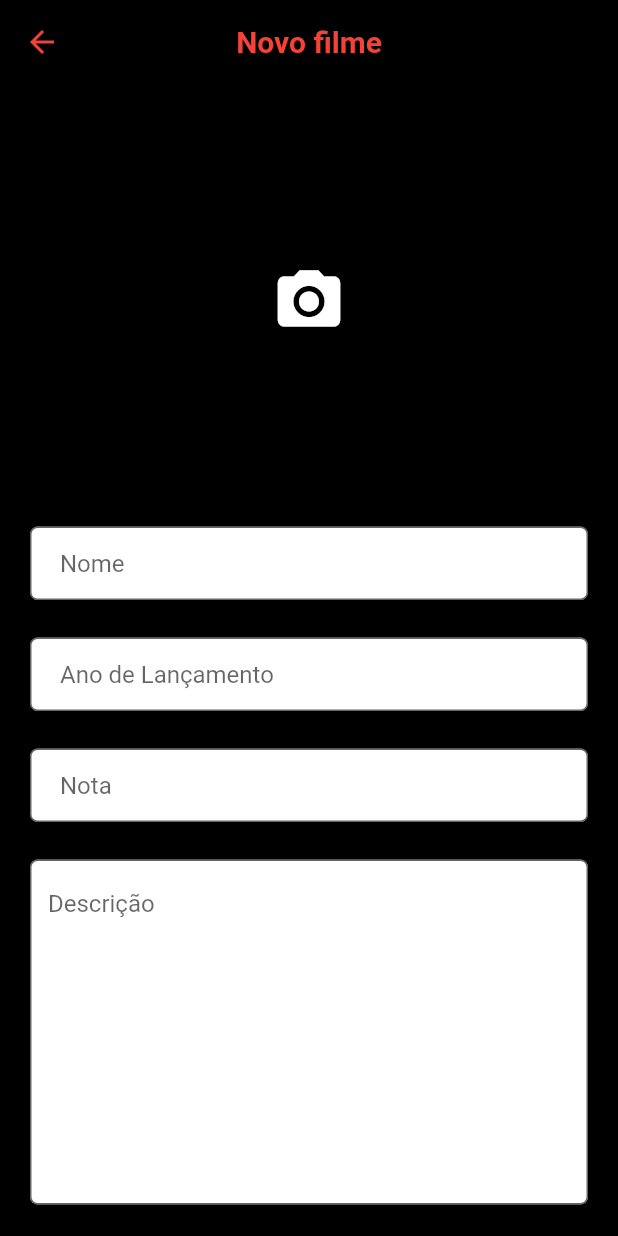
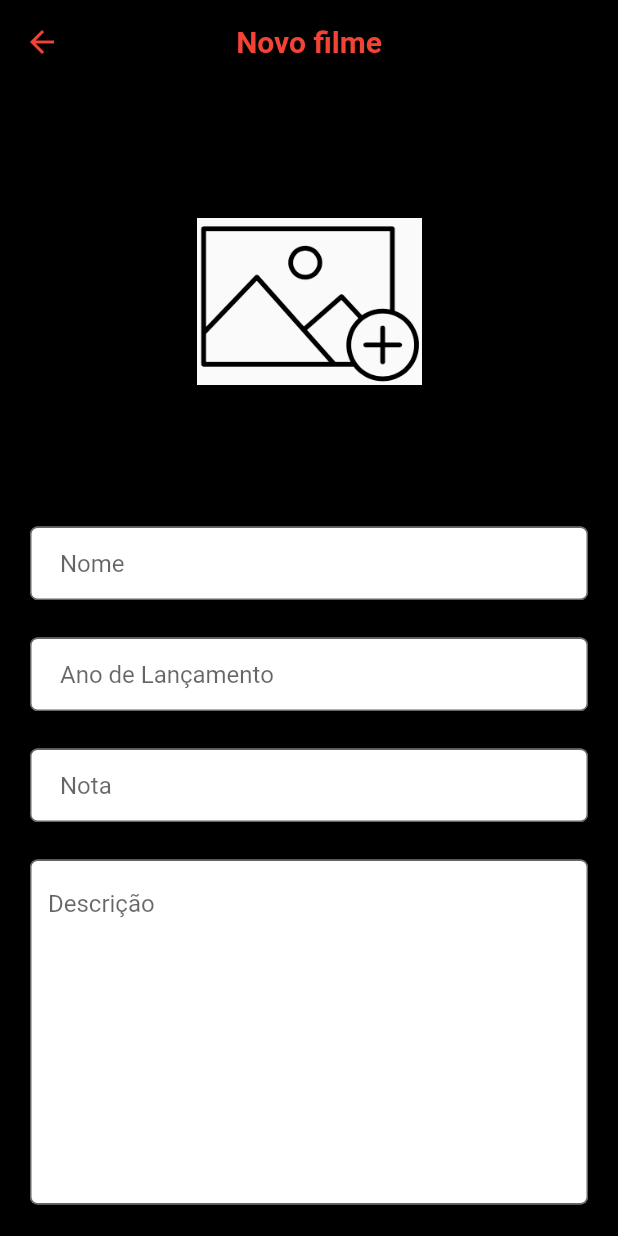
Before and after one commit to LucasFerreira159/MovieDb---Flutter, a Flutter app: the NewMovie screen opened directly, on a phone screen of 412 x 824 dp. Run offline on Flutter 3.47's test engine with Material 2 defaults, Android fonts, the phone set to English and light mode, and no system bars; our stand-ins replace image_picker; Roboto replaces fonts that are missing (Arvo).

Commit message:
Add icon to image button on new movie screen

```diff
--- a/lib/new_movie.dart
+++ b/lib/new_movie.dart
@@ -41,10 +41,12 @@ class _NewMovieState extends State<NewMovie> {
   Future getImage() async {
     var image = await ImagePicker.pickImage(source: ImageSource.gallery);
 
-    setState(() {
-      _image = image;
-      movie.posterPath = _image.path;
-    });
+    if (image != null) {
+      setState(() {
+        _image = image;
+        movie.posterPath = _image.path;
+      });
+    }
   }
 
   @override
@@ -55,11 +57,7 @@ class _NewMovieState extends State<NewMovie> {
         width: 150,
         height: 250,
         child: _image == null
-            ? Icon(
-                Icons.camera_alt,
-                size: 50,
-                color: Colors.white,
-              )
+            ? Image.asset('lib/assets/add_icon.png')
             : Image.file(
                 _image,
                 fit: BoxFit.fill,
--- a/pubspec.yaml
+++ b/pubspec.yaml
@@ -43,7 +43,9 @@ flutter:
   uses-material-design: true
 
   # To add assets to your application, add an assets section, like this:
-  # assets:
+  assets:
+    - lib/assets/add_icon.png
+    - lib/assets/add_image.png
   #  - images/a_dot_burr.jpeg
   #  - images/a_dot_ham.jpeg
 
```
Also changed, not shown: lib/assets/add_icon.png (added).
